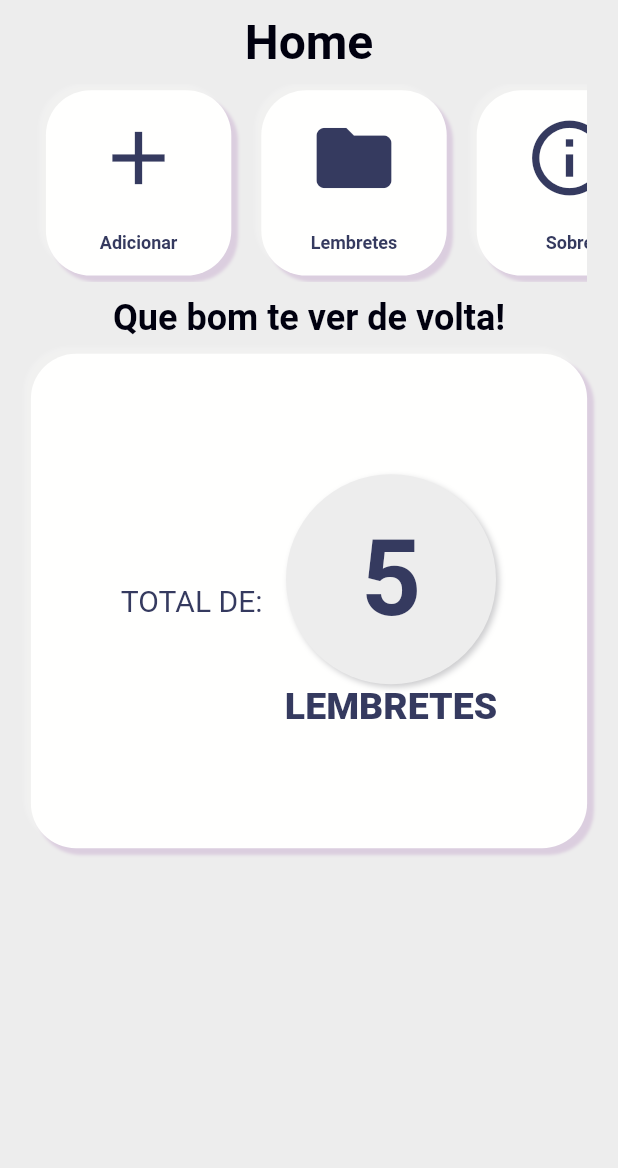
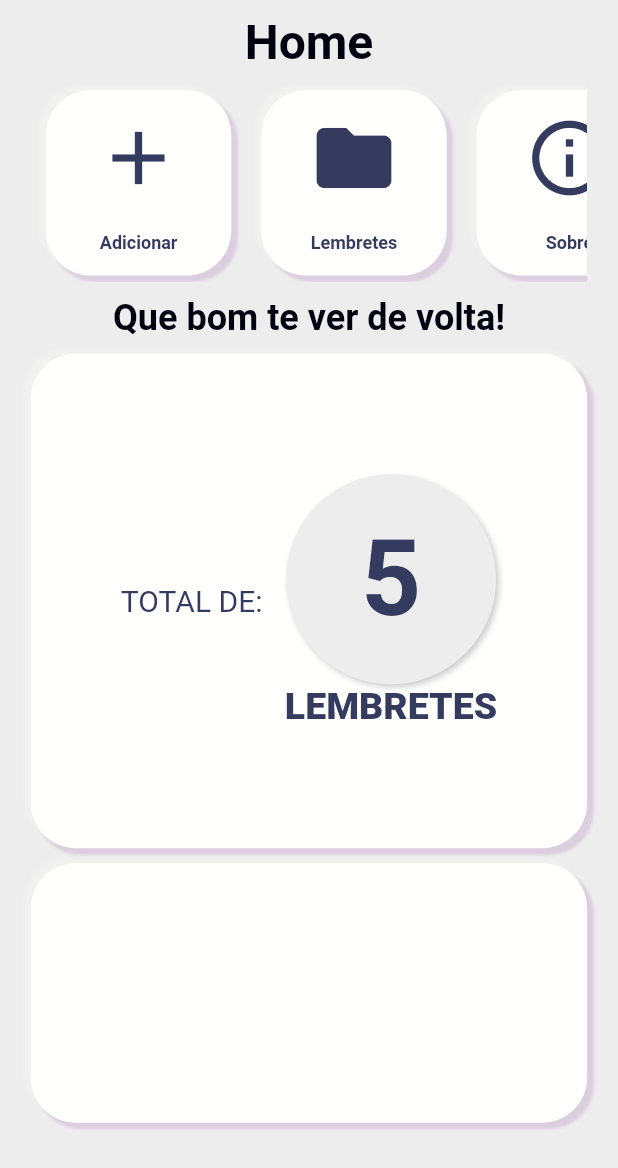
Before and after one commit to vihsantos/lembretes, a Flutter app: the screen it shows after launch, on a phone screen of 412 x 824 dp. Shown: the top 1168 px of the screen. Run offline on Flutter 3.47's test engine with Material 2 defaults, Android fonts, the phone set to English and light mode, and no system bars; our stand-ins replace get; generated files the repository leaves out were written again; Roboto replaces fonts that are missing (Gonwun Batang, Gowun Batang).

Commit message:
Implementação do StylesDecoration

```diff
--- a/lib/Paginas/home/Home.dart
+++ b/lib/Paginas/home/Home.dart
@@ -4,6 +4,7 @@ import 'package:lembretes/Paginas/NovoLembrete/NovoLembrete.dart';
 import 'package:lembretes/Paginas/Tudo/Tudo.dart';
 import 'package:lembretes/componentes/appBar.dart';
 import 'package:lembretes/constantes/PaletaDeCores.dart';
+import 'package:lembretes/constantes/StylesDecoration.dart';
 import 'componentes/IconeHome.dart';
 
 class Home extends StatefulWidget {
@@ -20,11 +21,10 @@ class _HomeState extends State<Home> {
     return Scaffold(
         backgroundColor: PaletaDeCores.background,
         appBar: appBar("Home"),
-        body: Column(
-          crossAxisAlignment: CrossAxisAlignment.start,
+        body: Center(
+          child: Column(
             children: <Widget>[
-            Center(
-              child: Container(
+              Container(
                 height: size.height * 0.16,
                 width: size.width * 0.9,
                 child: SingleChildScrollView(
@@ -51,12 +51,10 @@ class _HomeState extends State<Home> {
                   ),
                 ),
               ),
-            ),
               SizedBox(
                 height: 10,
               ),
-            Center(
-              child: Text(
+              Text(
                 "Que bom te ver de volta!",
                 maxLines: 2,
                 style: TextStyle(
@@ -66,28 +64,13 @@ class _HomeState extends State<Home> {
                   color: PaletaDeCores.preto,
                 ),
               ),
-            ),
               SizedBox(
                 height: 10,
               ),
-            Center(
-              child: Container(
+              Container(
                   width: size.width * 0.9,
                   height: size.height * 0.4,
-                  decoration: BoxDecoration(
-                    color: PaletaDeCores.branco,
-                    borderRadius: BorderRadius.circular(30),
-                    boxShadow: [
-                      BoxShadow(
-                          color: PaletaDeCores.branco.withOpacity(0.2),
-                          offset: Offset(-4, -4),
-                          blurRadius: 1),
-                      BoxShadow(
-                          color: PaletaDeCores.roxoum.withOpacity(0.2),
-                          offset: Offset(4, 4),
-                          blurRadius: 1)
-                    ],
-                  ),
+                  decoration: StylesDecoration.decorationContainer,
                   child: Row(
                     mainAxisAlignment: MainAxisAlignment.center,
                     children: [
@@ -139,8 +122,16 @@ class _HomeState extends State<Home> {
                       ),
                     ],
                   )),
+              SizedBox(
+                height: 10,
+              ),
+              Container(
+                width: size.width * 0.9,
+                height: size.height * 0.21,
+                decoration: StylesDecoration.decorationContainer,
               )
             ],
+          ),
         ));
   }
 }
--- a/lib/Paginas/home/componentes/IconeHome.dart
+++ b/lib/Paginas/home/componentes/IconeHome.dart
@@ -1,5 +1,6 @@
 import 'package:flutter/material.dart';
 import 'package:lembretes/constantes/PaletaDeCores.dart';
+import 'package:lembretes/constantes/StylesDecoration.dart';
 
 class IconeHome extends StatelessWidget {
   const IconeHome({
@@ -23,19 +24,7 @@ class IconeHome extends StatelessWidget {
         child: Container(
           height: size.height * 0.15,
           width: size.width * 0.3,
-          decoration: BoxDecoration(
-              boxShadow: [
-                BoxShadow(
-                    color: PaletaDeCores.branco.withOpacity(0.2),
-                    offset: Offset(-4, -4),
-                    blurRadius: 1),
-                BoxShadow(
-                    color: PaletaDeCores.roxoum.withOpacity(0.2),
-                    offset: Offset(4, 4),
-                    blurRadius: 1)
-              ],
-              borderRadius: BorderRadius.circular(30),
-              color: PaletaDeCores.branco),
+          decoration: StylesDecoration.decorationContainer,
           child: Stack(
             children: <Widget>[
               Positioned(
```
Lines whose indentation alone changed are shown as unchanged.
